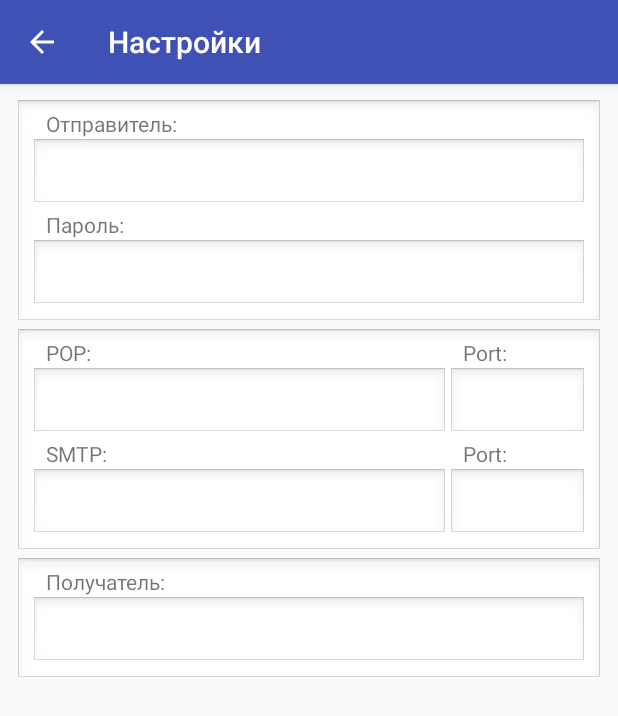
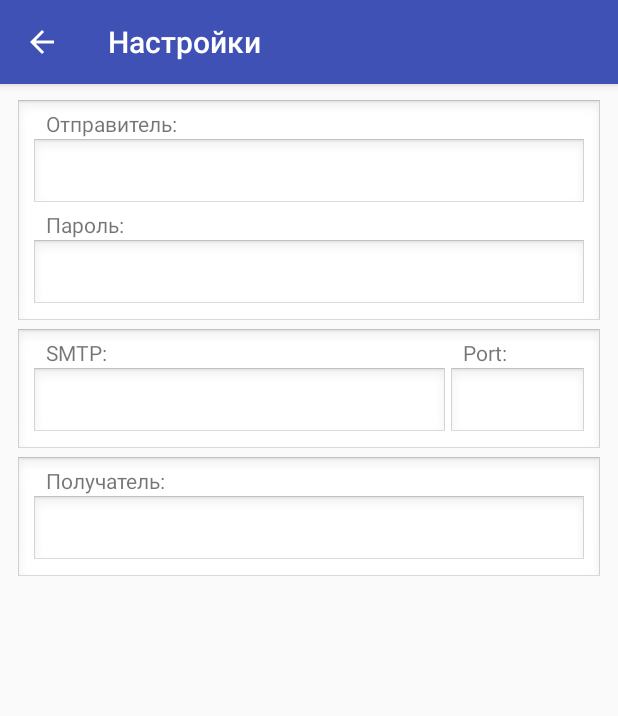
Before and after one commit to Sky-VIN/MobileSeller, an Android app: the SettingsActivity screen opened directly, with no data from a screen before it, on a phone screen of 412 x 824 dp. Shown: the top 716 px of the screen. Run offline under Robolectric (Android 15) with nearby library versions, the light colour scheme and no system bars.

Commit message:
Some changes...

```diff
--- a/app/src/main/java/d/swan/mobileseller/SettingsActivity.java
+++ b/app/src/main/java/d/swan/mobileseller/SettingsActivity.java
@@ -22,4 +22,9 @@ public class SettingsActivity extends AppCompatActivity {
             finish();
         return super.onOptionsItemSelected(item);
     }
+
+    @Override
+    public void onBackPressed() {
+        // nothing
+    }
 }
--- a/app/src/main/res/layout/activity_settings.xml
+++ b/app/src/main/res/layout/activity_settings.xml
@@ -17,7 +17,6 @@
             android:layout_width="wrap_content"
             android:layout_height="wrap_content"
             android:text="Отправитель:"
-            android:id="@+id/textView3"
             android:paddingLeft="10dip" />
 
         <EditText
@@ -32,7 +31,6 @@
             android:layout_width="wrap_content"
             android:layout_height="wrap_content"
             android:text="Пароль:"
-            android:id="@+id/textView4"
             android:paddingLeft="10dip" />
 
         <EditText
@@ -59,23 +57,7 @@
             <TextView
                 android:layout_width="wrap_content"
                 android:layout_height="wrap_content"
-                android:text="POP:"
-                android:id="@+id/textView7"
-                android:paddingLeft="10dip" />
-
-            <EditText
-                android:layout_width="match_parent"
-                android:layout_height="wrap_content"
-                android:inputType="textEmailAddress"
-                android:ems="10"
-                android:id="@+id/etPOP"
-                android:background="@android:drawable/edit_text" />
-
-            <TextView
-                android:layout_width="wrap_content"
-                android:layout_height="wrap_content"
                 android:text="SMTP:"
-                android:id="@+id/textView5"
                 android:paddingLeft="10dip" />
 
             <EditText
@@ -98,7 +80,6 @@
                 android:layout_width="wrap_content"
                 android:layout_height="wrap_content"
                 android:text="Port:"
-                android:id="@+id/textView6"
                 android:paddingLeft="10dip" />
 
             <EditText
@@ -106,21 +87,6 @@
                 android:layout_height="wrap_content"
                 android:ems="10"
                 android:id="@+id/etPortSMTP"
-                android:inputType="phone"
-                android:background="@android:drawable/edit_text" />
-
-            <TextView
-                android:layout_width="wrap_content"
-                android:layout_height="wrap_content"
-                android:text="Port:"
-                android:id="@+id/textView8"
-                android:paddingLeft="10dip" />
-
-            <EditText
-                android:layout_width="match_parent"
-                android:layout_height="wrap_content"
-                android:ems="10"
-                android:id="@+id/etPortPOP"
                 android:inputType="phone"
                 android:background="@android:drawable/edit_text" />
 
@@ -138,7 +104,6 @@
             android:layout_width="wrap_content"
             android:layout_height="wrap_content"
             android:text="Получатель:"
-            android:id="@+id/textView9"
             android:paddingLeft="10dip" />
 
         <EditText
--- a/app/src/main/res/layout/nav_header_main.xml
+++ b/app/src/main/res/layout/nav_header_main.xml
@@ -17,7 +17,6 @@
         android:layout_height="wrap_content">
 
         <ImageView
-            android:id="@+id/imageView"
             android:layout_width="wrap_content"
             android:layout_height="wrap_content"
             android:src="@mipmap/ic_launcher"
@@ -37,10 +36,9 @@
                 android:textAppearance="@style/TextAppearance.AppCompat.Body1" />
 
             <TextView
-                android:id="@+id/textView"
                 android:layout_width="match_parent"
                 android:layout_height="wrap_content"
-                android:text="Alpha version" />
+                android:text="Beta version" />
         </LinearLayout>
     </LinearLayout>
 
```
Also changed, not shown: app/src/main/java/d/swan/mobileseller/ExcelWorker.java (+16 -51 lines).
